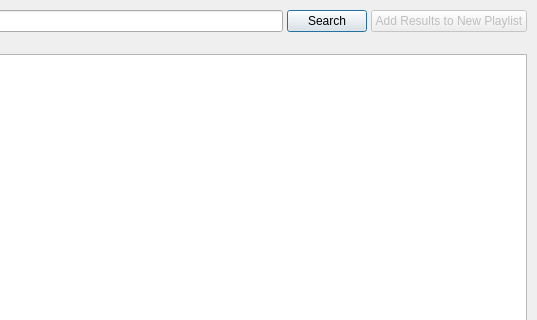
The window that src/librarysearchdialog.ui (lywlywly/music-player) describes before a commit, drawn with Qt 5; both pictures show x 283 to 820 and y 0 to 320 of the 820 by 460 pixel window.
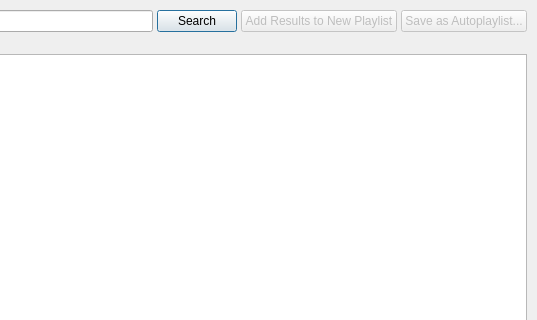
The same window after the commit.

Commit message: feat: add the monitored library and autoplaylist UI (phase 3)

```diff
--- a/src/librarysearchdialog.ui
+++ b/src/librarysearchdialog.ui
@@ -62,6 +62,16 @@
        </property>
       </widget>
      </item>
+     <item>
+      <widget class="QPushButton" name="save_autoplaylist_button">
+       <property name="enabled">
+        <bool>false</bool>
+       </property>
+       <property name="text">
+        <string>Save as Autoplaylist...</string>
+       </property>
+      </widget>
+     </item>
     </layout>
    </item>
    <item>
```
The commit also changes 28 other files.
